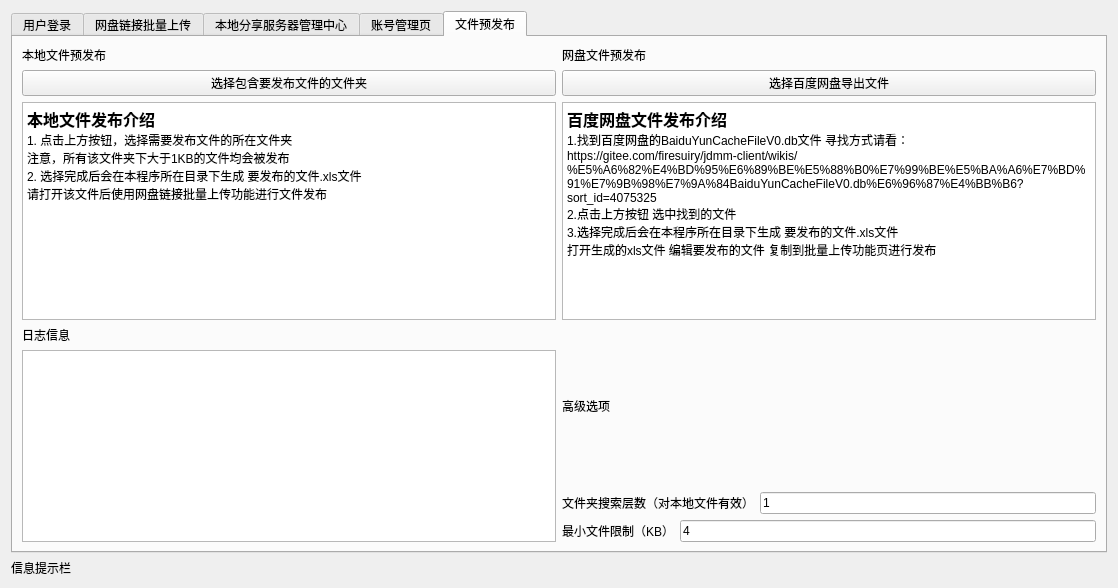
Qt form client.ui (Firesuiry/jdmm-client) before a commit.
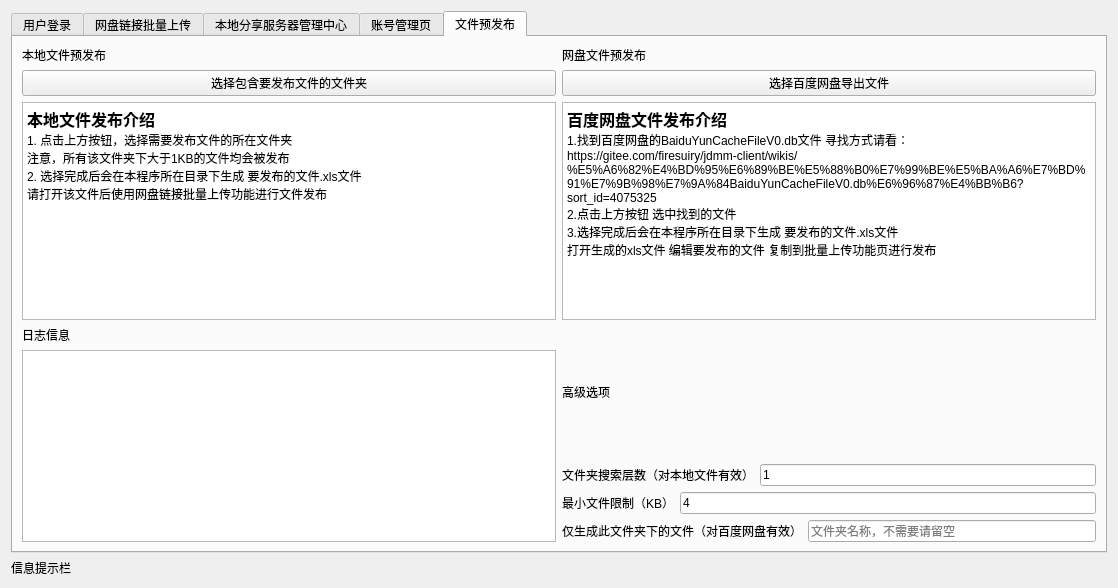
The same form after that commit.

Commit message: 更新写文件格式 从xls更新为xlsx

```diff
--- a/client.ui
+++ b/client.ui
@@ -645,7 +645,7 @@
          </item>
         </layout>
        </item>
-       <item row="1" column="0" rowspan="3">
+       <item row="1" column="0" rowspan="4">
         <layout class="QVBoxLayout" name="verticalLayout_3">
          <item>
           <widget class="QLabel" name="label_34">
@@ -697,6 +697,36 @@
           <widget class="QLineEdit" name="min_file_limit_edit">
            <property name="text">
             <string>4</string>
+           </property>
+           <property name="cursorMoveStyle">
+            <enum>Qt::LogicalMoveStyle</enum>
+           </property>
+           <property name="clearButtonEnabled">
+            <bool>false</bool>
+           </property>
+          </widget>
+         </item>
+        </layout>
+       </item>
+       <item row="4" column="1">
+        <layout class="QHBoxLayout" name="horizontalLayout_15">
+         <item>
+          <widget class="QLabel" name="label_25">
+           <property name="text">
+            <string>仅生成此文件夹下的文件（对百度网盘有效）</string>
+           </property>
+          </widget>
+         </item>
+         <item>
+          <widget class="QLineEdit" name="min_file_limit_edit_2">
+           <property name="text">
+            <string/>
+           </property>
+           <property name="placeholderText">
+            <string>文件夹名称，不需要请留空</string>
+           </property>
+           <property name="clearButtonEnabled">
+            <bool>true</bool>
            </property>
           </widget>
          </item>
```
The commit also changes 5 other files.
